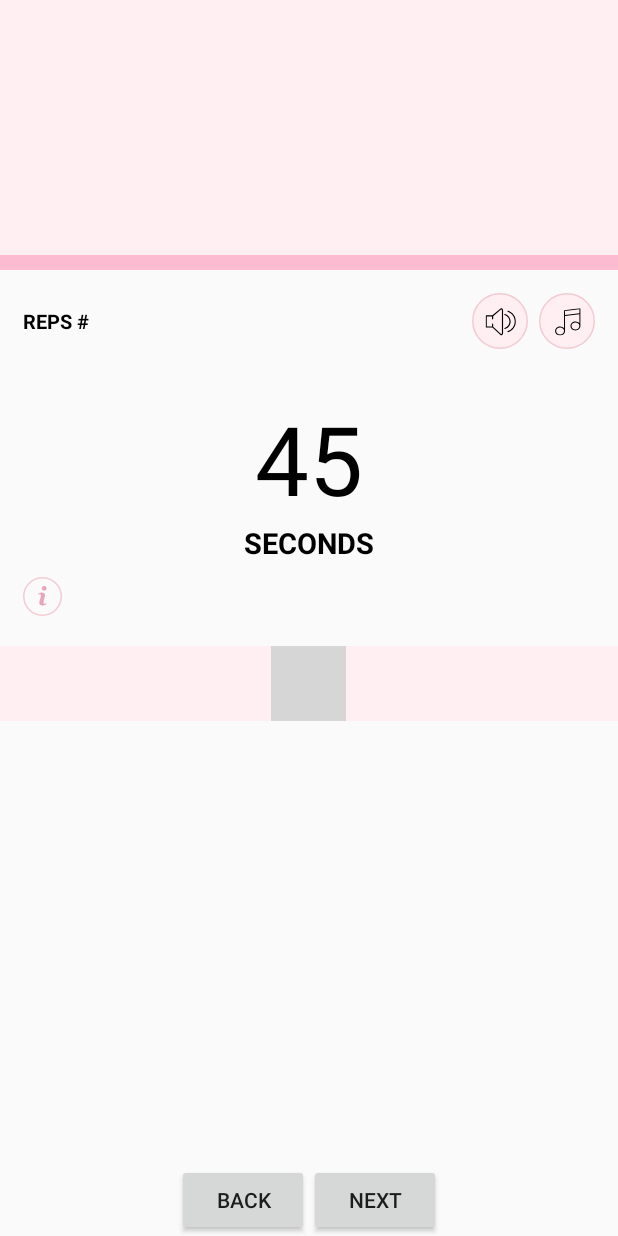
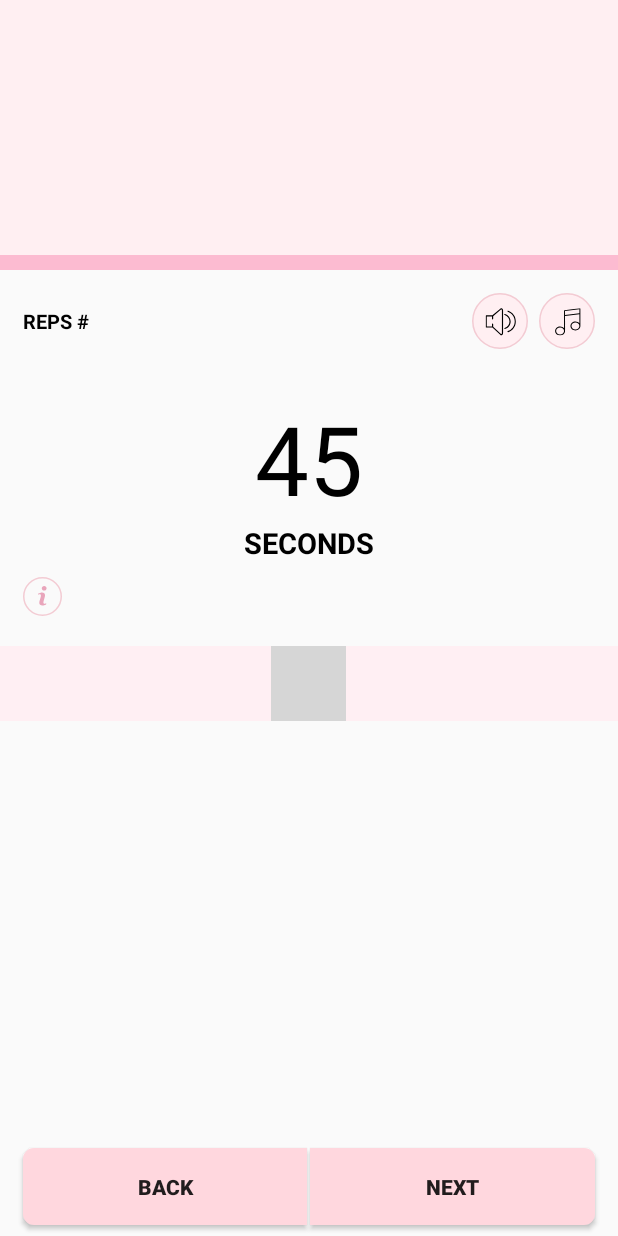
Before and after one commit to Ctrl937q/FitnessProj, an Android app: the layout workout_start_layout.xml on its own in the app's theme, with its tools: preview values and no code run, on a phone screen of 412 x 824 dp. Run offline under Robolectric (Android 15) with nearby library versions, the phone set to English and light mode, and no system bars; plain views replace PlayPauseView; grey boxes are pictures that could not be loaded.

Commit message:
exercise timer completed

```diff
--- a/app/src/main/java/com/example/tituh/fitnessproj/ui/fragments/fitness/WeekWorkoutFragment.java
+++ b/app/src/main/java/com/example/tituh/fitnessproj/ui/fragments/fitness/WeekWorkoutFragment.java
@@ -44,6 +44,7 @@ public class WeekWorkoutFragment extends BaseFragment {
         list.add(new WeekWorkoutModel("Week 12"));
 
         RecyclerView recyclerView = (RecyclerView)rootView.findViewById(R.id.recyclerView_workout_week);
+
         recyclerView.setLayoutManager(new LinearLayoutManager(getActivity()));
         recyclerView.setAdapter(new WeekWorkoutFragmentRecyclerViewAdapter(list));
 
--- a/app/src/main/res/drawable/animation_progress_bar.xml
+++ b/app/src/main/res/drawable/animation_progress_bar.xml
@@ -1,15 +1,8 @@
 <layer-list xmlns:android="http://schemas.android.com/apk/res/android">
-
-    <item android:id="@android:id/background"
-
-
-
-        android:drawable="@drawable/exercise_choose_background"/>
 
     <item android:id="@android:id/progress">
         <clip>
-            <color android:color="#ff0000" />
+            <color android:color="#FFA9C5" />
         </clip>
     </item>
-
 </layer-list>
--- /dev/null
+++ b/app/src/main/res/drawable/btn_left_shape_exersice_start.xml
@@ -0,0 +1,12 @@
+<?xml version="1.0" encoding="utf-8"?>
+<shape
+    xmlns:android="http://schemas.android.com/apk/res/android">
+
+    <corners
+        android:bottomLeftRadius="7dp"
+        android:topLeftRadius="7dp"
+         />
+
+    <solid android:color="#FFD7DE"/>
+
+</shape>
--- /dev/null
+++ b/app/src/main/res/drawable/btn_right_shape_exersice_start.xml
@@ -0,0 +1,12 @@
+<?xml version="1.0" encoding="utf-8"?>
+<shape
+    xmlns:android="http://schemas.android.com/apk/res/android">
+
+    <corners
+        android:bottomRightRadius="7dp"
+        android:topRightRadius="7dp"
+        />
+
+    <solid android:color="#FFD7DE"/>
+
+</shape>
--- a/app/src/main/res/layout/workout_start_layout.xml
+++ b/app/src/main/res/layout/workout_start_layout.xml
@@ -1,63 +1,67 @@
 <?xml version="1.0" encoding="utf-8"?>
+
+
+
 <LinearLayout xmlns:android="http://schemas.android.com/apk/res/android"
     xmlns:app="http://schemas.android.com/apk/res-auto"
-    android:orientation="vertical"
     android:layout_width="match_parent"
-    android:layout_height="match_parent">
+    android:layout_height="match_parent"
+    android:orientation="vertical">
 
     <LinearLayout
         android:layout_width="match_parent"
-        android:background="@drawable/exercise_choose_background"
-        android:layout_height="170dp">
+        android:layout_height="170dp"
+        android:background="@drawable/exercise_choose_background">
+
     </LinearLayout>
 
     <LinearLayout
         android:layout_width="match_parent"
-        android:background="@color/color_light_pink"
-        android:layout_height="10dp">
+        android:layout_height="10dp"
+        android:background="@color/color_light_pink">
 
     </LinearLayout>
 
 
     <LinearLayout
         android:layout_width="match_parent"
+        android:layout_height="wrap_content"
+        android:layout_marginEnd="15dp"
         android:layout_marginStart="15dp"
         android:layout_marginTop="15dp"
-        android:layout_marginEnd="15dp"
-        android:orientation="vertical"
-        android:layout_height="wrap_content">
+        android:orientation="vertical">
 
 
         <LinearLayout
             android:layout_width="match_parent"
-            android:orientation="horizontal"
-            android:layout_height="wrap_content">
+            android:layout_height="wrap_content"
+            android:orientation="horizontal">
 
             <TextView
                 android:layout_width="wrap_content"
+                android:layout_height="wrap_content"
+                android:layout_gravity="center|start"
+
                 android:text="REPS #"
                 android:textColor="@color/color_bnv_unchecked"
-
-                android:layout_gravity="center|start"
                 android:textSize="13sp"
-                android:textStyle="bold"
-                android:layout_height="wrap_content" />
+                android:textStyle="bold" />
 
             <LinearLayout
                 android:layout_width="match_parent"
-                android:gravity="end"
-                android:layout_height="wrap_content">
+                android:layout_height="wrap_content"
+                android:gravity="end">
 
                 <ImageView
                     android:layout_width="wrap_content"
-                    android:src="@drawable/sound_vector"
-                    android:layout_height="wrap_content" />
+                    android:layout_height="wrap_content"
+                    android:src="@drawable/sound_vector" />
 
                 <ImageView
                     android:layout_width="wrap_content"
+                    android:layout_height="wrap_content"
                     android:layout_marginStart="7dp"
-                    android:src="@drawable/note_vector"
-                    android:layout_height="wrap_content" />
+                    android:src="@drawable/note_vector" />
             </LinearLayout>
 
         </LinearLayout>
@@ -65,26 +69,27 @@
 
         <LinearLayout
             android:layout_width="match_parent"
+            android:layout_height="wrap_content"
             android:layout_marginTop="30dp"
-            android:orientation="vertical"
             android:gravity="center"
-            android:layout_height="wrap_content">
+            android:orientation="vertical">
+
+            <TextView
+                android:id="@+id/text_view_time"
+                android:layout_width="wrap_content"
+                android:layout_height="wrap_content"
+                android:text="45"
+                android:textColor="@color/color_bnv_unchecked"
+                android:textSize="64sp" />
 
             <TextView
                 android:layout_width="wrap_content"
-                android:id="@+id/text_view_time"
-                android:text="45"
+                android:layout_height="wrap_content"
+                android:text="SECONDS"
+
                 android:textColor="@color/color_bnv_unchecked"
-                android:textSize="64sp"
-                android:layout_height="wrap_content" />
-            <TextView
-                android:layout_width="wrap_content"
-                android:text="SECONDS"
-                android:textColor="@color/color_bnv_unchecked"
-
-                android:textStyle="bold"
                 android:textSize="19sp"
-                android:layout_height="wrap_content" />
+                android:textStyle="bold" />
 
         </LinearLayout>
 
@@ -94,32 +99,32 @@
 
             <ImageView
                 android:layout_width="wrap_content"
-                android:src="@drawable/ic_info_vector"
+                android:layout_height="wrap_content"
                 android:layout_marginTop="10dp"
-                android:layout_height="wrap_content" />
+                android:src="@drawable/ic_info_vector" />
         </LinearLayout>
 
     </LinearLayout>
 
     <android.support.design.widget.CoordinatorLayout
         android:layout_width="match_parent"
-        android:layout_marginTop="20dp"
-        android:layout_height="wrap_content">
+        android:layout_height="wrap_content"
+        android:layout_marginTop="20dp">
 
         <ProgressBar
-            android:id="@+id/progressBar2"
+            android:id="@+id/progressBar_exersice"
             style="?android:attr/progressBarStyleHorizontal"
-            android:max="100"
+            android:layout_width="match_parent"
+            android:layout_height="50dp"
+            android:background="@color/pink_background_progressbar"
             android:minHeight="50dp"
-            android:progressDrawable="@drawable/animation_progress_bar"
-            android:layout_width="match_parent"
-            android:layout_height="50dp" />
+            android:progressDrawable="@drawable/animation_progress_bar" />
 
         <com.ohoussein.playpause.PlayPauseView
             android:id="@+id/button_test_start_exercise"
             android:layout_width="50dp"
+            android:layout_height="50dp"
             android:layout_gravity="center"
-            android:layout_height="50dp"
             app:fill_color="#000000"
             app:pause_bg="#00001721"
             app:play_bg="#00001eff" />
@@ -134,24 +139,42 @@
 
         <LinearLayout
             android:layout_width="match_parent"
+            android:layout_height="wrap_content"
+            android:layout_gravity="bottom"
+            android:layout_marginEnd="10dp"
+            android:layout_marginStart="10dp"
             android:gravity="center"
-        android:layout_gravity="bottom"
-        android:layout_height="wrap_content">
+            android:orientation="horizontal">
 
             <Button
                 android:layout_width="wrap_content"
-            android:text="BACK"
-            android:layout_height="wrap_content" />
+                android:id="@+id/btn_back_exersice"
+                android:layout_height="wrap_content"
+                android:layout_marginBottom="7dp"
+                android:layout_marginTop="7dp"
+                android:layout_marginStart="5dp"
+                android:layout_marginEnd="2dp"
+                android:textStyle="bold"
+                android:layout_weight="1"
+                android:background="@drawable/btn_left_shape_exersice_start"
+                android:padding="16dp"
+                android:text="BACK" />
+
             <Button
                 android:layout_width="wrap_content"
-            android:text="NEXT"
-            android:layout_height="wrap_content" />
+                android:id="@+id/btn_next_exersice"
+                android:textStyle="bold"
+                android:layout_marginBottom="7dp"
+                android:layout_marginTop="7dp"
+                android:layout_marginEnd="5dp"
+                android:layout_height="wrap_content"
+                android:layout_weight="1"
+                android:background="@drawable/btn_right_shape_exersice_start"
+                android:padding="16dp"
+                android:text="NEXT" />
 
         </LinearLayout>
 
+    </LinearLayout>
 
 </LinearLayout>
-
-
-
-</LinearLayout>
--- a/app/src/main/res/values/colors.xml
+++ b/app/src/main/res/values/colors.xml
@@ -11,6 +11,7 @@
     <color name="color_pink">#8cff3e80</color>
     <color name="color_light_pink">#53ff377b</color>
 
+    <color name="pink_background_progressbar">#FFEFF3</color>
     <color name="shadow_color">#182f2f2f</color>
     <color name="shadow_color1">#000000</color>
     <color name="color_white">#daffffff</color>
```
Also changed, not shown: app/src/main/java/com/example/tituh/fitnessproj/ui/activities/MainActivity.java (+7 -0 lines), app/src/main/java/com/example/tituh/fitnessproj/ui/fragments/fitness/ExerciseChooseFragment.java (+7 -2 lines), app/src/main/java/com/example/tituh/fitnessproj/ui/fragments/fitness/ExersiceDoFragment.java (+30 -0 lines), app/src/main/res/drawable/btn_start_workout.xml (added, +11 -0 lines), app/src/main/res/layout/exercise_choose_fragment.xml (+15 -16 lines), app/src/main/res/layout/toolbar.xml (+5 -2 lines). Lines whose indentation alone changed are shown as unchanged.
